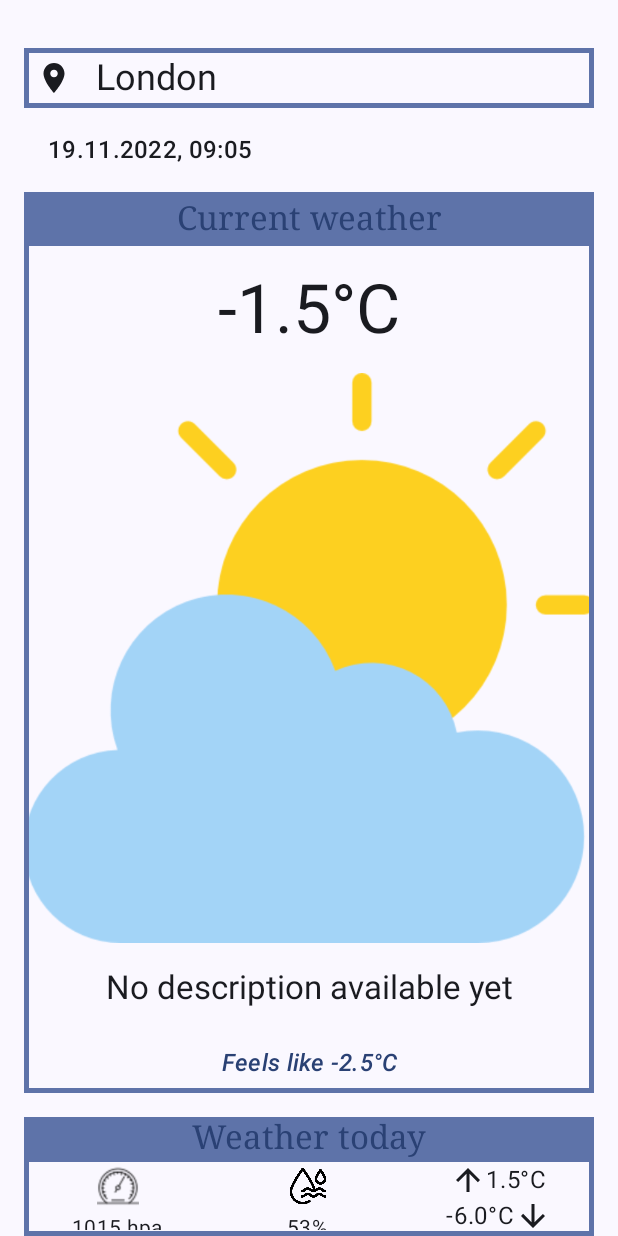
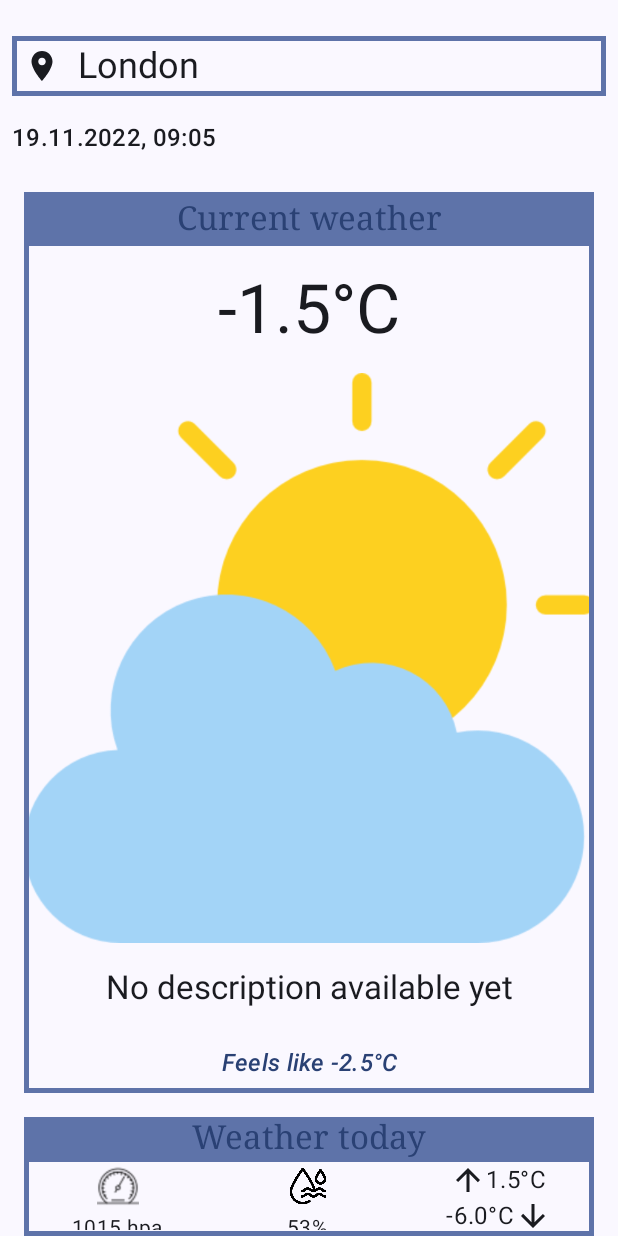
Before and after one commit to FinSpiers/CC1-WS22-23, an Android app built with Jetpack Compose: the screen it shows after launch (MainActivity), on a phone screen of 412 x 824 dp. Run offline under Robolectric (Android 15) with nearby library versions, the phone set to English and light mode, and no system bars.

Commit message:
edited screen components from weather UI

```diff
--- a/app/src/main/java/com/example/myweather/core/presentation/MainActivity.kt
+++ b/app/src/main/java/com/example/myweather/core/presentation/MainActivity.kt
@@ -42,6 +42,6 @@ class MainActivity : ComponentActivity() {
     @Preview(showBackground = true)
     @Composable
     fun DefaultPreview() {
-        ShowWeatherScreen()
+        WeatherScreen()
     }
 }
--- a/app/src/main/java/com/example/myweather/feature_weather/presentation/weather/components/LocationBar.kt
+++ b/app/src/main/java/com/example/myweather/feature_weather/presentation/weather/components/LocationBar.kt
@@ -27,7 +27,7 @@ fun LocationBar(
 
     ) {
     Column(
-        modifier = modifier.padding(16.dp),
+        modifier = modifier.padding(8.dp),
         verticalArrangement = Arrangement.Center
     ) {
         Surface(
@@ -52,7 +52,7 @@ fun LocationBar(
                     text = locationName,
                     style = MaterialTheme.typography.headlineSmall,
                     modifier = modifier
-                        .padding(horizontal = 8.dp, vertical = 4.dp)
+                        .padding(horizontal = 4.dp, vertical = 4.dp)
                         .weight(1f),
                     maxLines = 1,
                     overflow = TextOverflow.Ellipsis
@@ -63,7 +63,7 @@ fun LocationBar(
         Row(
             modifier = modifier
                 .fillMaxWidth()
-                .padding(horizontal = 16.dp),
+                .padding(bottom = 16.dp),
             verticalAlignment = Alignment.CenterVertically,
             horizontalArrangement = Arrangement.Start
         ) {
```
